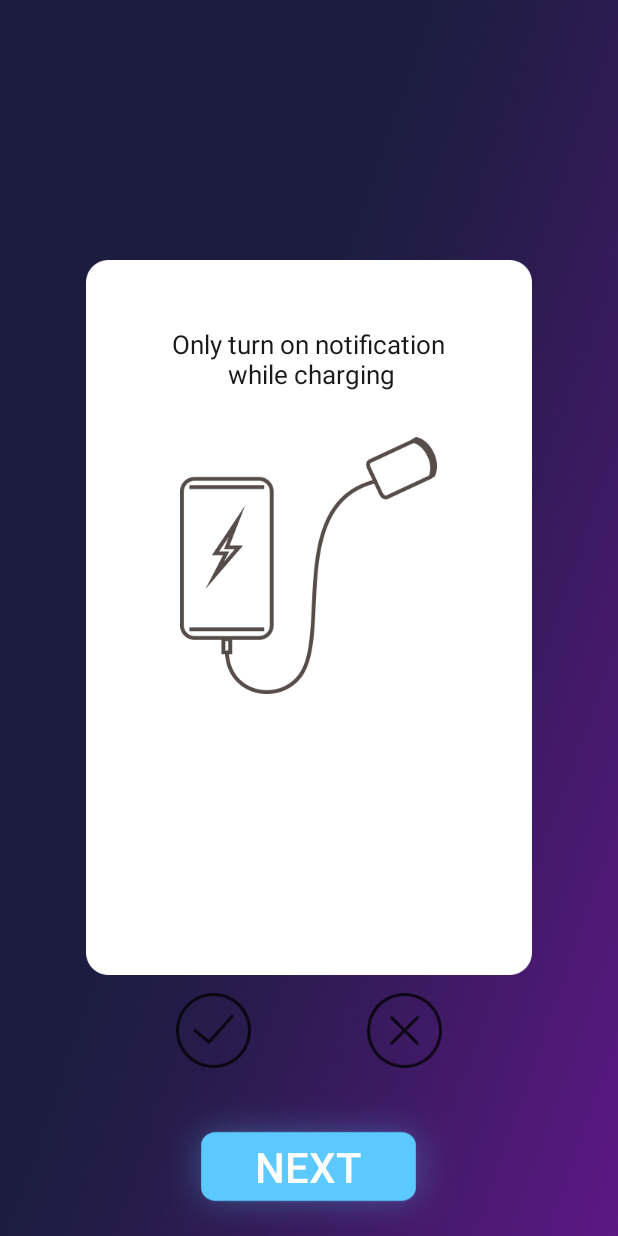
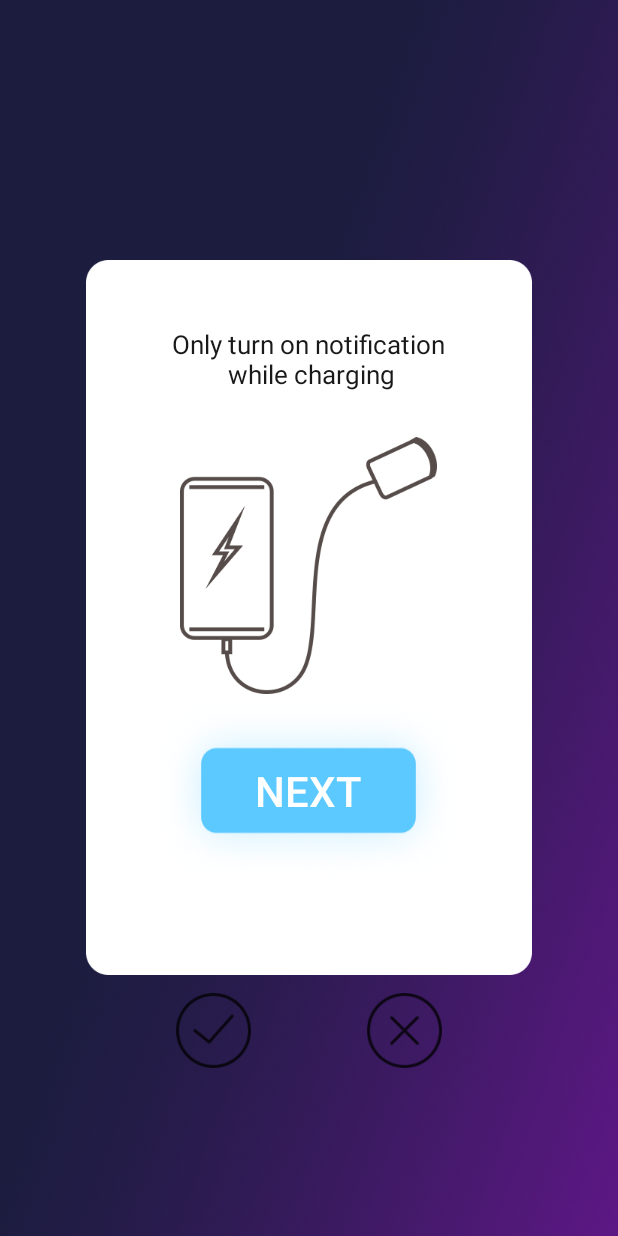
Before and after one commit to kevinyu0506/EarthquakeApp-Android, an Android app: the screen it shows after launch (Startup_1), on a phone screen of 412 x 824 dp. Run offline under Robolectric (Android 15) with nearby library versions, the phone set to English and light mode, and no system bars.

Commit message:
修改startup1&2的按鈕

```diff
--- a/app/src/main/res/layout/activity_startup_1.xml
+++ b/app/src/main/res/layout/activity_startup_1.xml
@@ -7,13 +7,6 @@
     xmlns:tools="http://schemas.android.com/tools"
     android:layout_width="wrap_content"
     android:layout_height="match_parent">
-
-    <RelativeLayout android:id="@+id/pagee1"
-        android:layout_height="wrap_content"
-        android:layout_width="wrap_content">
-
-    </RelativeLayout>
-
 
     <ImageView
         android:id="@+id/imageView"
@@ -81,18 +74,6 @@
         android:layout_alignParentStart="true">
 
 
-        <Button
-            android:id="@+id/next"
-            android:layout_width="wrap_content"
-            android:layout_height="wrap_content"
-            android:layout_alignTop="@+id/relativeLayout2"
-            android:layout_centerHorizontal="true"
-            android:layout_marginTop="69dp"
-            android:background="@drawable/next_bar"
-            android:text="NEXT"
-            android:textColor="#ffffff"
-            android:textSize="28sp" />
-
         <RelativeLayout
             android:layout_width="177dp"
             android:layout_height="wrap_content"
@@ -129,7 +110,18 @@
 
     </RelativeLayout>
 
-
+    <Button
+        android:id="@+id/next"
+        android:background="@drawable/next_bar"
+        android:text="NEXT"
+        android:layout_centerHorizontal="true"
+        android:layout_marginTop="470dp"
+        android:textSize="28dp"
+        android:textColor="#ffffff"
+        android:textAlignment="gravity"
+        android:gravity="center"
+        android:layout_width="wrap_content"
+        android:layout_height="114dp"/>
 
 
 </RelativeLayout>
```
Also changed, not shown: app/src/main/res/layout/activity_startup_2.xml (+12 -15 lines), app/src/main/res/layout/activity_startup_3.xml (+5 -5 lines).
